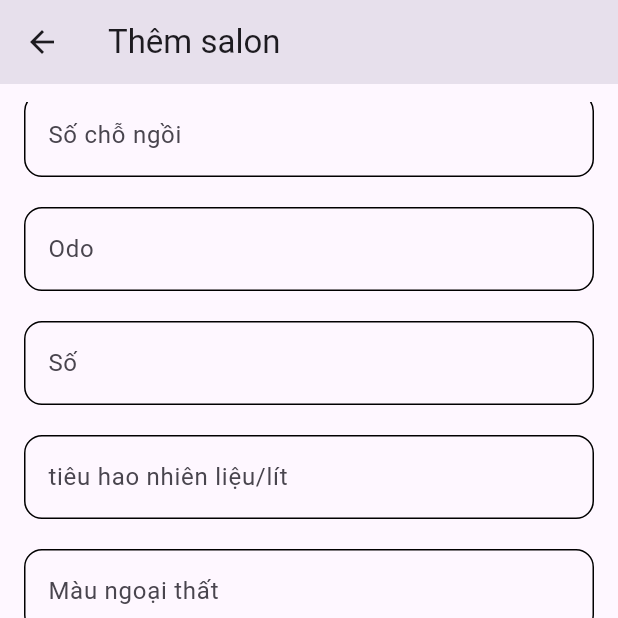
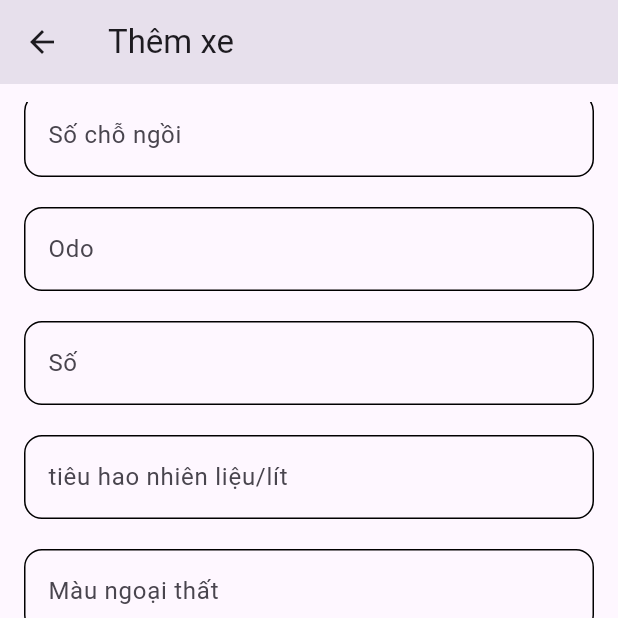
Before and after one commit to synguyencd3/KOXE-Mobile, a Flutter app: the EditCar screen opened by its route, scrolled down 614 dp, after a tap on "Thêm xe", on a phone screen of 412 x 824 dp, the top half of it. Run offline on Flutter 3.47's test engine with Material 3 defaults, Android fonts, the phone set to English and light mode, and no system bars; our stand-ins replace badges, carousel_slider, file_picker, flutter_chat_types, flutter_chat_ui, flutter_markdown and 11 more; missing offline and left inert: api_cache_manager, flutter_facebook_auth, google_geocoding_api, http_retry, zego_uikit_prebuilt_call, zego_uikit_signaling_plugin; accounts and stored records are empty.

Commit message:
crud car

```diff
--- a/lib/pages/car/cars_listing.dart
+++ b/lib/pages/car/cars_listing.dart
@@ -42,6 +42,7 @@ class _CarState extends State<CarsListing> {
         ),
         body: Column(
           children: [
+            TextButton(onPressed: () {Navigator.pushNamed(context, '/new_car');}, child: Text('Thêm xe')),
             Expanded(
                 child:cars.isEmpty && !isCalling ? Loading(): ListView.builder(
                     shrinkWrap: true,
@@ -54,7 +55,7 @@ class _CarState extends State<CarsListing> {
                           CarCard(car: cars[index]),
                           Row(
                             children: [
-                              TextButton(onPressed: () => { Navigator.pushNamed(context, '/new_car', arguments: {'car':cars[index]})}, child: Text('edit'))
+                              TextButton(onPressed: () => { Navigator.pushNamed(context, '/new_car', arguments: {'car':cars[index]}).then((value) => getCars())}, child: Text('edit'))
                             ],
                           )
                         ],
--- a/lib/pages/car/edit_car.dart
+++ b/lib/pages/car/edit_car.dart
@@ -48,15 +48,15 @@ class _EditCarState extends State<EditCar> {
   void NewCar() {
     Car car = Car(name: _name.text,
         description: _description.text,
-      //  price: int.parse(_price.text),
+        price: int.parse(_price.text),
         type: _type.text,
         origin: _origin.text,
         model : _model.text,
         brand : _brand.text,
-       // capacity: double.parse(_capacity.text),
-       // door : int.parse(_door.text),
-      //  seat: int.parse(_seat.text),
-      //  kilometer: int.parse(_kilometer.text),
+        capacity: double.parse(_capacity.text),
+        door : int.parse(_door.text),
+        seat: int.parse(_seat.text),
+        kilometer: int.parse(_kilometer.text),
         gear: _gear.text,
         mfg: _mfg.text,
         outColor: _outColor.text,
@@ -79,7 +79,7 @@ class _EditCarState extends State<EditCar> {
   void EditCar() {
     Car carForm = Car(name: _name.text,
         description: _description.text,
-      //  price: int.parse(_price.text),
+        price: int.parse(_price.text),
         type: _type.text,
         origin: _origin.text,
         model : _model.text,
@@ -143,7 +143,7 @@ class _EditCarState extends State<EditCar> {
   Widget build(BuildContext context) {
     return Scaffold(
         appBar: AppBar(
-          title: Text('Thêm salon',
+          title: Text('Thêm xe',
             //   style: FlutterFlowTheme.of(context).titleLarge.override(
             //   fontFamily: 'Outfit',
             //   color: Color(0xFF15161E),
@@ -159,7 +159,7 @@ class _EditCarState extends State<EditCar> {
 
               TextFormField(
                 controller: _name,
-                decoration: InputDecoration(labelText: 'Tên salon',
+                decoration: InputDecoration(labelText: 'Tên xe',
                   enabledBorder: OutlineInputBorder(
                       borderRadius: BorderRadius.circular(12)
                   ),
--- a/lib/services/cars_service.dart
+++ b/lib/services/cars_service.dart
@@ -64,7 +64,9 @@ class CarsService {
     Map<String, dynamic> remain = {'salonId': mySalon};
     var param = model.tojson();
     var request = http.MultipartRequest("POST", url);
+    print(param);
     request.headers.addAll(requestHeaders);
+    request.fields['salonId'] = mySalon;
     param.entries.forEach((element) {
       if (element.key !='images' && element.value!=null && element.value!="" && element.value!='car_id')
       {
@@ -75,7 +77,8 @@ class CarsService {
         }
       }
     });
-    http.patch(url,headers: requestHeaders, body: jsonEncode(remain));
+    var a=await http.post(url,headers: requestHeaders, body: jsonEncode(remain));
+    print(a.body);
     if (model.image !=null)
     {
       model.image?.forEach((element) async {
@@ -88,6 +91,7 @@ class CarsService {
     var responseData = await response.stream.toBytes();
     var responseString = String.fromCharCodes(responseData);
     var data = jsonDecode(responseString);
+    print(data);
     if (data['status'] == 'success') return true;
     return false;
   }
--- a/pubspec.yaml
+++ b/pubspec.yaml
@@ -53,6 +53,7 @@ dependencies:
   zego_uikit_prebuilt_call: ^4.5.4
   tuple: ^2.0.2
   syncfusion_flutter_charts: ^25.1.41+2
+  pie_chart: ^5.4.0
 
 dev_dependencies:
   flutter_test:
```
Also changed, not shown: lib/pages/statistic/statistic_page.dart (+8 -3 lines), lib/services/statistic_service.dart (+12 -8 lines), pubspec.lock.
